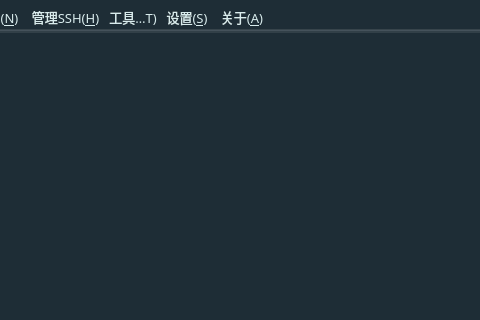
The window that mainwindow.ui (HuaGouFdog/Fdog-Kit) describes before a commit, drawn with Qt 5; both pictures show x 84 to 564 and y 0 to 320 of the 1100 by 700 pixel window.
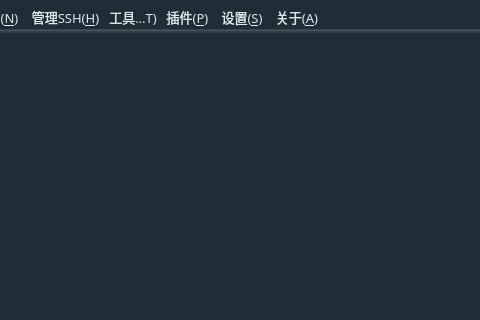
The same window after the commit. The open tabs and pages were chosen to show the change. Icons and pictures are not drawn.

Commit message: 优化标签页关闭按钮

The edit to the form file:
```diff
--- a/mainwindow.ui
+++ b/mainwindow.ui
@@ -401,6 +401,101 @@
          </property>
         </widget>
        </item>
+       <item>
+        <widget class="QToolButton" name="toolButton_plugIn">
+         <property name="minimumSize">
+          <size>
+           <width>0</width>
+           <height>20</height>
+          </size>
+         </property>
+         <property name="maximumSize">
+          <size>
+           <width>111111</width>
+           <height>16777215</height>
+          </size>
+         </property>
+         <property name="font">
+          <font>
+           <family>OPPOSans B</family>
+           <pointsize>10</pointsize>
+           <stylestrategy>PreferAntialias</stylestrategy>
+          </font>
+         </property>
+         <property name="styleSheet">
+          <string notr="true">QToolButton {
+	
+	color: rgb(217, 236, 237);
+	background-color: rgba(255, 255, 255, 0);
+	border: none;
+}
+
+QToolButton::menu-indicator { 
+	image: None;
+}
+
+ 
+QToolButton:hover {
+	color: rgb(255, 255, 255);
+	background-color: rgba(255, 255, 255, 0);
+	border: none;
+}
+
+QMenu {
+
+background-color:rgb(253,253,254);
+/*padding:5px;*/
+padding: 3px 0px 3px 0px;
+border-radius:4px;
+border:2px solid rgb(108, 117, 125, 65); 
+}
+QMenu::item {
+	font: 9pt &quot;OPPOSans B&quot;;
+	
+	color: rgb(63, 63, 63);
+    background-color:rgb(253,253,254);
+    padding: 5px 20px 5px 20px;
+    /*margin: 2px 2px 2px 2px;*/
+}
+QMenu::item:selected {
+    background-color : rgb(236,236,237);
+}
+QMenu::icon:checked {
+    background: rgb(253,253,254);
+    position: absolute;
+    top: 1px;
+    right: 1px;
+    bottom: 1px;
+    left: 1px;
+}
+QMenu::icon:checked:selected {
+    background-color : rgb(236,236,237);
+    background-image: url(:/space_selected.png);
+}
+QMenu::separator {
+    height: 2px;
+    background: rgb(235,235,236);
+    /*margin-left: 10px;*/
+    /*margin-right: 10px;*/
+}</string>
+         </property>
+         <property name="text">
+          <string>插件(&amp;P)</string>
+         </property>
+         <property name="iconSize">
+          <size>
+           <width>14</width>
+           <height>14</height>
+          </size>
+         </property>
+         <property name="popupMode">
+          <enum>QToolButton::InstantPopup</enum>
+         </property>
+         <property name="toolButtonStyle">
+          <enum>Qt::ToolButtonTextBesideIcon</enum>
+         </property>
+        </widget>
+       </item>
        <item>
         <widget class="QToolButton" name="toolButton_setting">
          <property name="minimumSize">
```
Left out of the diff: 15 changed lines with no effect on the pictures. The commit also changes 7 other files.
